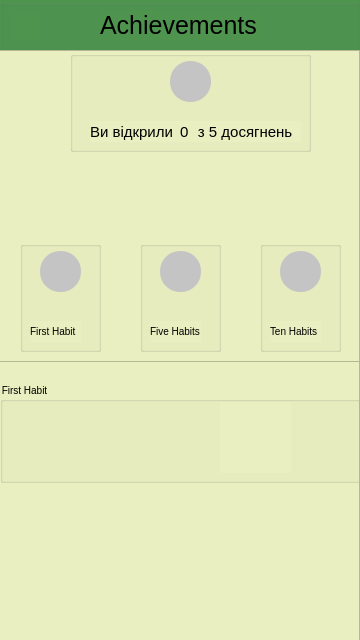
Before: the Qt Designer form menu.ui in oleksandrhf/GoHabit, drawn with Qt 5.
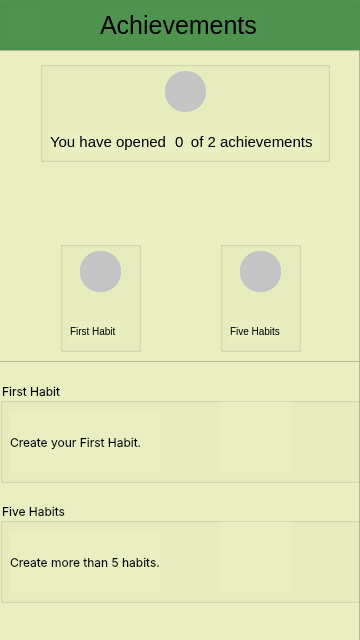
After: the same form once the commit is applied. The open tabs and pages were chosen to show the change. Icons and pictures are not drawn.

Commit message: fix achievements page

Diff of the .ui file:
```diff
--- a/menu.ui
+++ b/menu.ui
@@ -457,37 +457,10 @@
         <height>638</height>
        </rect>
       </property>
-      <widget class="QLabel" name="label_6">
-       <property name="geometry">
-        <rect>
-         <x>90</x>
-         <y>70</y>
-         <width>211</width>
-         <height>21</height>
-        </rect>
-       </property>
-       <property name="styleSheet">
-        <string notr="true">width: 148px;
-height: 37px;
-left: 115px;
-top: 147px;
-
-font-family: 'Inter';
-font-style: normal;
-font-weight: 400;
-font-size: 15px;
-line-height: 18px;
-
-color: #000000;</string>
-       </property>
-       <property name="text">
-        <string>Ви відкрили      з 5 досягнень</string>
-       </property>
-      </widget>
       <widget class="QGroupBox" name="groupBox_6">
        <property name="geometry">
         <rect>
-         <x>20</x>
+         <x>60</x>
          <y>190</y>
          <width>81</width>
          <height>111</height>
@@ -555,11 +528,41 @@
          <string>First Habit</string>
         </property>
        </widget>
+       <widget class="QLabel" name="label_11">
+        <property name="geometry">
+         <rect>
+          <x>20</x>
+          <y>10</y>
+          <width>41</width>
+          <height>41</height>
+         </rect>
+        </property>
+        <property name="styleSheet">
+         <string notr="true">position: absolute;
+width: 64px;
+height: 64px;
+left: 152px;
+top: 83px;
+
+background: #C4C4C4;
+
+border-radius: 20;</string>
+        </property>
+        <property name="text">
+         <string/>
+        </property>
+        <property name="pixmap">
+         <pixmap resource="resources.qrc">:/img/pick/pick/filled-circle.png</pixmap>
+        </property>
+        <property name="scaledContents">
+         <bool>true</bool>
+        </property>
+       </widget>
       </widget>
       <widget class="QGroupBox" name="groupBox_7">
        <property name="geometry">
         <rect>
-         <x>140</x>
+         <x>220</x>
          <y>190</y>
          <width>81</width>
          <height>111</height>
@@ -624,82 +627,43 @@
          <string>Five Habits</string>
         </property>
        </widget>
-      </widget>
-      <widget class="QGroupBox" name="groupBox_8">
-       <property name="geometry">
-        <rect>
-         <x>260</x>
-         <y>190</y>
-         <width>81</width>
-         <height>111</height>
-        </rect>
-       </property>
-       <property name="title">
-        <string/>
-       </property>
-       <property name="alignment">
-        <set>Qt::AlignCenter</set>
-       </property>
-       <widget class="QLabel" name="label_11">
-        <property name="geometry">
-         <rect>
-          <x>20</x>
-          <y>10</y>
-          <width>41</width>
-          <height>41</height>
-         </rect>
-        </property>
-        <property name="styleSheet">
-         <string notr="true">position: absolute;
-width: 64px;
-height: 64px;
-left: 152px;
-top: 83px;
-
-background: #C4C4C4;
-
-border-radius: 20;</string>
-        </property>
-        <property name="text">
-         <string/>
-        </property>
-        <property name="pixmap">
-         <pixmap resource="resources.qrc">:/img/pick/pick/filled-circle.png</pixmap>
-        </property>
-        <property name="scaledContents">
-         <bool>true</bool>
-        </property>
-       </widget>
        <widget class="QLabel" name="label_12">
         <property name="geometry">
          <rect>
-          <x>10</x>
-          <y>80</y>
-          <width>51</width>
-          <height>21</height>
+          <x>20</x>
+          <y>10</y>
+          <width>41</width>
+          <height>41</height>
          </rect>
         </property>
         <property name="styleSheet">
-         <string notr="true">font-family: 'Inter';
-font-style: normal;
-font-weight: 400;
-font-size: 10px;
-line-height: 18px;
+         <string notr="true">position: absolute;
+width: 64px;
+height: 64px;
+left: 152px;
+top: 83px;
 
-color: #000000;
-</string>
+background: #C4C4C4;
+
+border-radius: 20;</string>
         </property>
         <property name="text">
-         <string>Ten Habits</string>
+         <string/>
+        </property>
+        <property name="pixmap">
+         <pixmap resource="resources.qrc">:/img/pick/pick/filled-circle.png</pixmap>
+        </property>
+        <property name="scaledContents">
+         <bool>true</bool>
         </property>
        </widget>
       </widget>
       <widget class="QGroupBox" name="groupBox_15">
        <property name="geometry">
         <rect>
-         <x>70</x>
-         <y>0</y>
-         <width>241</width>
+         <x>40</x>
+         <y>10</y>
+         <width>290</width>
          <height>101</height>
         </rect>
        </property>
@@ -718,7 +682,7 @@
        <widget class="QLabel" name="label_5">
         <property name="geometry">
          <rect>
-          <x>100</x>
+          <x>125</x>
           <y>10</y>
           <width>41</width>
           <height>41</height>
@@ -745,18 +709,17 @@
          <bool>true</bool>
         </property>
        </widget>
-      </widget>
-      <widget class="QLabel" name="label_22">
-       <property name="geometry">
-        <rect>
-         <x>180</x>
-         <y>71</y>
-         <width>16</width>
-         <height>20</height>
-        </rect>
-       </property>
-       <property name="styleSheet">
-        <string notr="true">width: 148px;
+       <widget class="QLabel" name="label_6">
+        <property name="geometry">
+         <rect>
+          <x>10</x>
+          <y>70</y>
+          <width>271</width>
+          <height>21</height>
+         </rect>
+        </property>
+        <property name="styleSheet">
+         <string notr="true">width: 148px;
 height: 37px;
 left: 115px;
 top: 147px;
@@ -768,10 +731,38 @@
 line-height: 18px;
 
 color: #000000;</string>
-       </property>
-       <property name="text">
-        <string>0</string>
-       </property>
+        </property>
+        <property name="text">
+         <string>You have opened      of 2 achievements</string>
+        </property>
+       </widget>
+       <widget class="QLabel" name="label_22">
+        <property name="geometry">
+         <rect>
+          <x>135</x>
+          <y>70</y>
+          <width>16</width>
+          <height>21</height>
+         </rect>
+        </property>
+        <property name="styleSheet">
+         <string notr="true">width: 148px;
+height: 37px;
+left: 115px;
+top: 147px;
+
+font-family: 'Inter';
+font-style: normal;
+font-weight: 400;
+font-size: 15px;
+line-height: 18px;
+
+color: #000000;</string>
+        </property>
+        <property name="text">
+         <string>0</string>
+        </property>
+       </widget>
       </widget>
       <widget class="QScrollArea" name="scrollArea_2">
        <property name="geometry">
@@ -803,11 +794,19 @@
            <height>101</height>
           </rect>
          </property>
+         <property name="font">
+          <font>
+           <family>Inter</family>
+           <pointsize>-1</pointsize>
+           <italic>false</italic>
+           <bold>false</bold>
+          </font>
+         </property>
          <property name="styleSheet">
           <string notr="true">font-family: 'Inter';
 font-style: normal;
 font-weight: 400;
-font-size: 10px;
+font-size: 12px;
 line-height: 18px;
 
 color: #000000;
@@ -831,6 +830,139 @@
           <property name="pixmap">
            <pixmap resource="resources.qrc">:/img/pick/pick/done.png</pixmap>
           </property>
+          <property name="scaledContents">
+           <bool>true</bool>
+          </property>
+         </widget>
+         <widget class="QLabel" name="label_15">
+          <property name="geometry">
+           <rect>
+            <x>10</x>
+            <y>30</y>
+            <width>151</width>
+            <height>61</height>
+           </rect>
+          </property>
+          <property name="font">
+           <font>
+            <family>Inter</family>
+            <pointsize>-1</pointsize>
+            <italic>false</italic>
+            <bold>false</bold>
+           </font>
+          </property>
+          <property name="text">
+           <string>Create your First Habit.</string>
+          </property>
+         </widget>
+         <widget class="QLabel" name="label_23">
+          <property name="geometry">
+           <rect>
+            <x>220</x>
+            <y>20</y>
+            <width>71</width>
+            <height>71</height>
+           </rect>
+          </property>
+          <property name="text">
+           <string/>
+          </property>
+          <property name="pixmap">
+           <pixmap resource="resources.qrc">:/img/pick/pick/filled-circle.png</pixmap>
+          </property>
+          <property name="scaledContents">
+           <bool>true</bool>
+          </property>
+         </widget>
+        </widget>
+        <widget class="QGroupBox" name="groupBox_11">
+         <property name="geometry">
+          <rect>
+           <x>0</x>
+           <y>140</y>
+           <width>361</width>
+           <height>101</height>
+          </rect>
+         </property>
+         <property name="font">
+          <font>
+           <family>Inter</family>
+           <pointsize>-1</pointsize>
+           <italic>false</italic>
+           <bold>false</bold>
+          </font>
+         </property>
+         <property name="styleSheet">
+          <string notr="true">font-family: 'Inter';
+font-style: normal;
+font-weight: 400;
+font-size: 12px;
+line-height: 18px;
+
+color: #000000;
+</string>
+         </property>
+         <property name="title">
+          <string>Five Habits</string>
+         </property>
+         <widget class="QLabel" name="label_17">
+          <property name="geometry">
+           <rect>
+            <x>220</x>
+            <y>20</y>
+            <width>71</width>
+            <height>71</height>
+           </rect>
+          </property>
+          <property name="text">
+           <string/>
+          </property>
+          <property name="pixmap">
+           <pixmap resource="resources.qrc">:/img/pick/pick/done.png</pixmap>
+          </property>
+          <property name="scaledContents">
+           <bool>true</bool>
+          </property>
+         </widget>
+         <widget class="QLabel" name="label_18">
+          <property name="geometry">
+           <rect>
+            <x>10</x>
+            <y>30</y>
+            <width>151</width>
+            <height>61</height>
+           </rect>
+          </property>
+          <property name="font">
+           <font>
+            <family>Inter</family>
+            <pointsize>-1</pointsize>
+            <italic>false</italic>
+            <bold>false</bold>
+           </font>
+          </property>
+          <property name="text">
+           <string>Create more than 5 habits.</string>
+          </property>
+         </widget>
+         <widget class="QLabel" name="label_24">
+          <property name="geometry">
+           <rect>
+            <x>220</x>
+            <y>20</y>
+            <width>71</width>
+            <height>71</height>
+           </rect>
+          </property>
+          <property name="text">
+           <string/>
+          </property>
+          <property name="pixmap">
+           <pixmap resource="resources.qrc">:/img/pick/pick/filled-circle.png</pixmap>
+          </property>
+          <property name="scaledContents">
+           <bool>true</bool>
+          </property>
          </widget>
         </widget>
        </widget>
```
Left out of the diff: 7 changed lines with no effect on the pictures. The commit also changes 3 other files.
